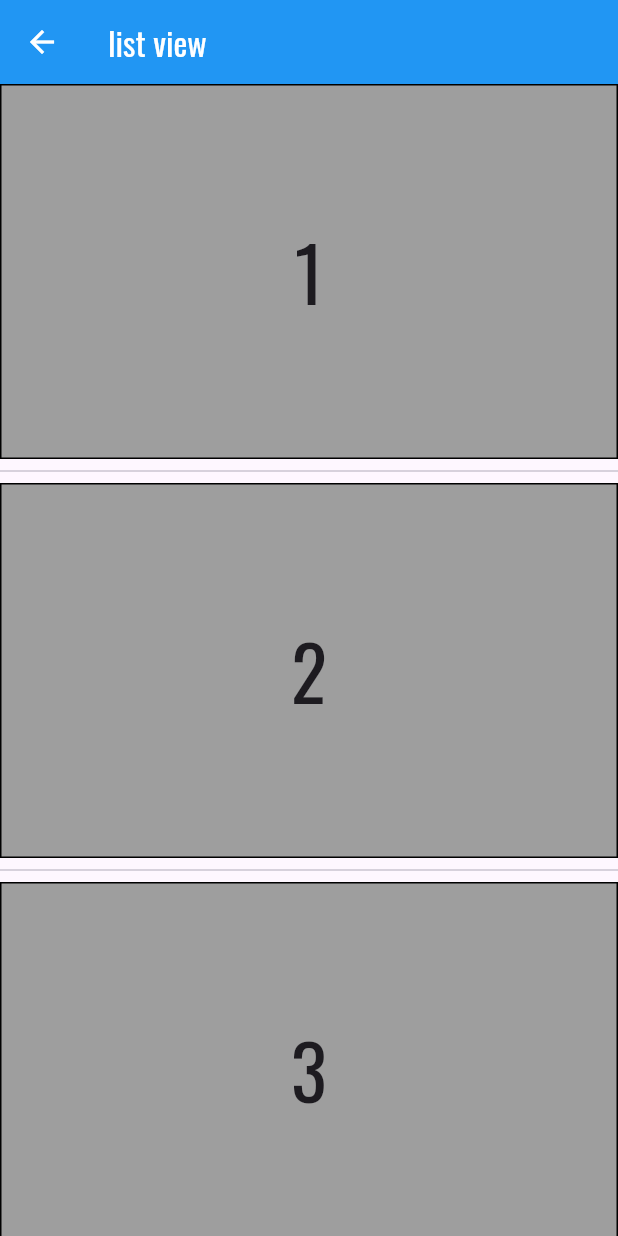
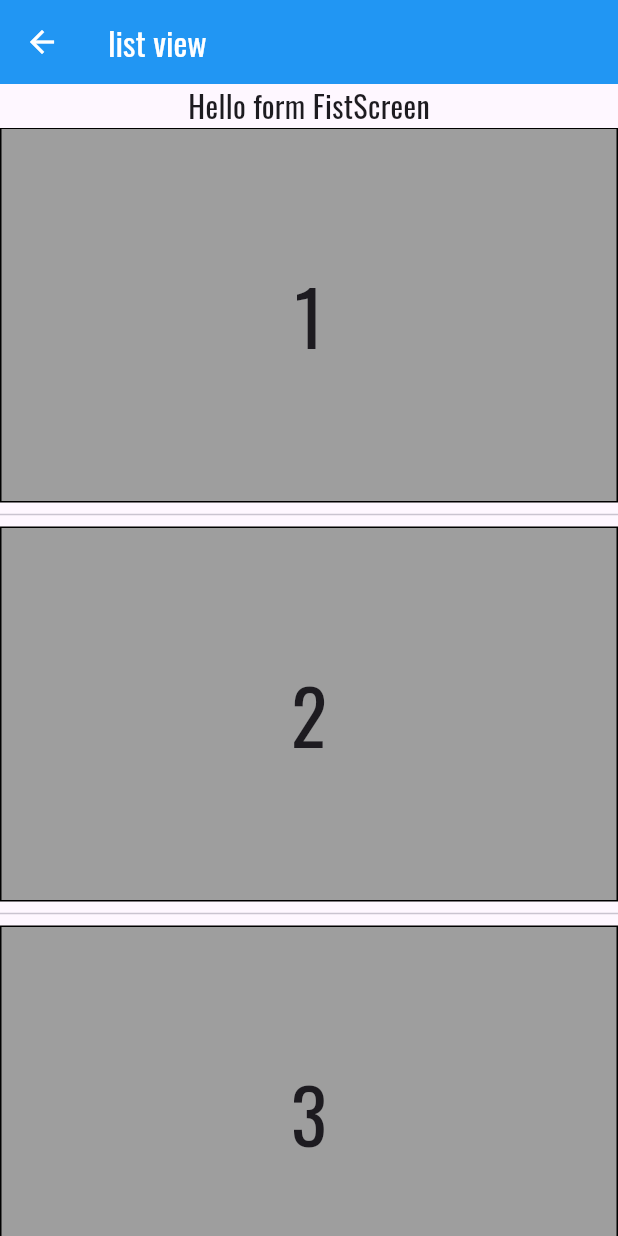
Before and after one commit to Ariyalex/flutter, a Flutter app: the screen it shows after launch, scrolled down 185 dp, after a tap on "second page", on a phone screen of 412 x 824 dp. Run offline on Flutter 3.47's test engine with Material 3 defaults, Android fonts, the phone set to English and light mode, and no system bars.

Commit message:
feat: pass message from FirstScreen to SecondPage and update UI to display it

```diff
--- a/lib/main.dart
+++ b/lib/main.dart
@@ -37,6 +37,8 @@ class FirstScreenState extends State<FirstScreen> {
   bool lightOn = false;
   String? language;
   bool agree = false;
+  final String message = 'Hello form FistScreen';
+
   @override
   void dispose() {
     _controller.dispose();
@@ -45,6 +47,7 @@ class FirstScreenState extends State<FirstScreen> {
 
   @override
   Widget build(BuildContext context) {
+
     return Scaffold( // return class scaffold (scaffold merupakan tampilan material design flutter)
       appBar: AppBar( // appbar merupakan header aplikasi (biasanya diisi judul atau actionButton)
         title: Container( // contoh implementasi container (container biasanya untuk styling)
@@ -136,7 +139,7 @@ class FirstScreenState extends State<FirstScreen> {
                       language = value;
                       ScaffoldMessenger.of(context).showSnackBar(
                         const SnackBar(
-                          content: Text('Swift selected'),
+                          content: Text('Dart selected'),
                           duration: Duration(seconds: 1),
                         ),
                       );
@@ -154,7 +157,7 @@ class FirstScreenState extends State<FirstScreen> {
                         language = value;
                         ScaffoldMessenger.of(context).showSnackBar(
                           const SnackBar(
-                            content: Text('Swift selected'),
+                            content: Text('Kotlin selected'),
                             duration: Duration(seconds: 1),
                           ),
                         );
@@ -261,7 +264,7 @@ class FirstScreenState extends State<FirstScreen> {
                   onPressed: () {
                     Navigator.push(
                       context,
-                      MaterialPageRoute(builder: (context) => const SecondPage()),
+                      MaterialPageRoute(builder: (context) => SecondPage(message)), //mengirim pesan ke halaman kedua
                     );
                   },
                 ),
--- a/lib/second_page.dart
+++ b/lib/second_page.dart
@@ -1,7 +1,8 @@
 import 'package:flutter/material.dart';
 
 class SecondPage extends StatefulWidget {
-  const SecondPage({super.key});
+  final String message; //membuat variabel message
+  const SecondPage(this.message, {super.key}); //mengirim pesan dari halaman pertama
 
   @override
   SecondPageState createState() => SecondPageState();
@@ -24,8 +25,11 @@ class SecondPageState extends State<SecondPage> {
           ),
         backgroundColor: Colors.blue,
       ),
-
-      body: ListView.separated(
+      body: Column(
+        children: [
+          Text(widget.message, style: const TextStyle(fontSize: 20)), //menampilkan pesan yang dikirim dari halaman pertama
+          Expanded(
+            child: ListView.separated(
               itemCount: numberList.length,
               itemBuilder: (BuildContext context, int index) {
                 return Container(
@@ -46,6 +50,9 @@ class SecondPageState extends State<SecondPage> {
                 return const Divider();
               },
             ),
+          ),
+        ],
+      ),
     );
   }
 }
```
Lines whose indentation alone changed are shown as unchanged.
